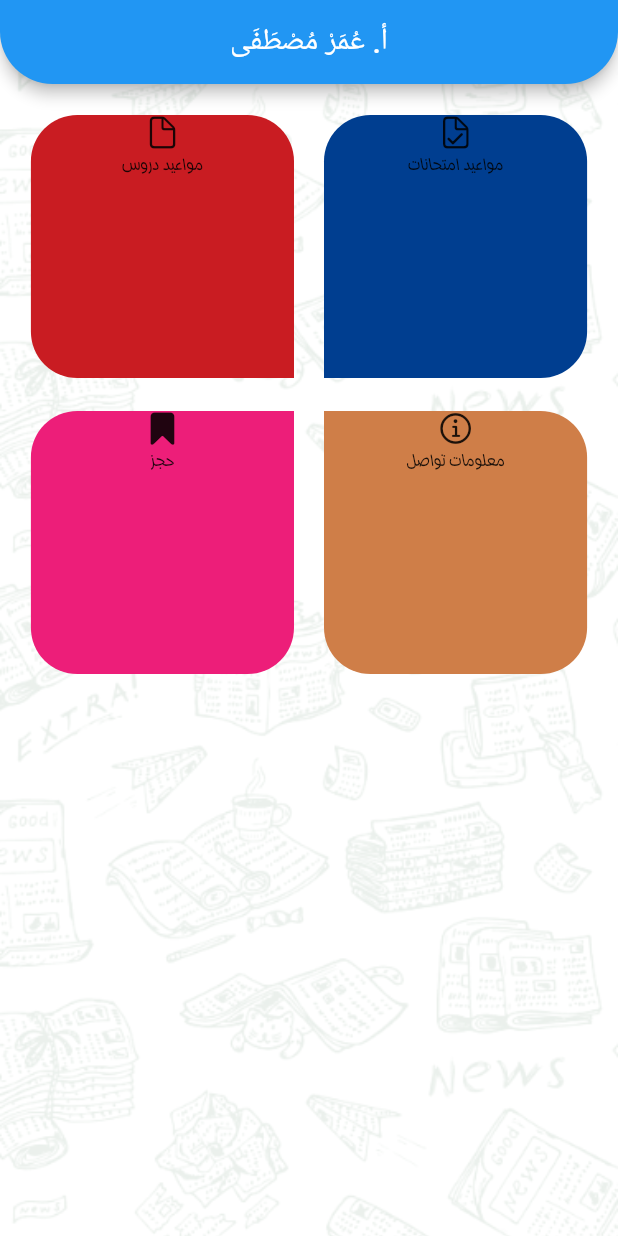
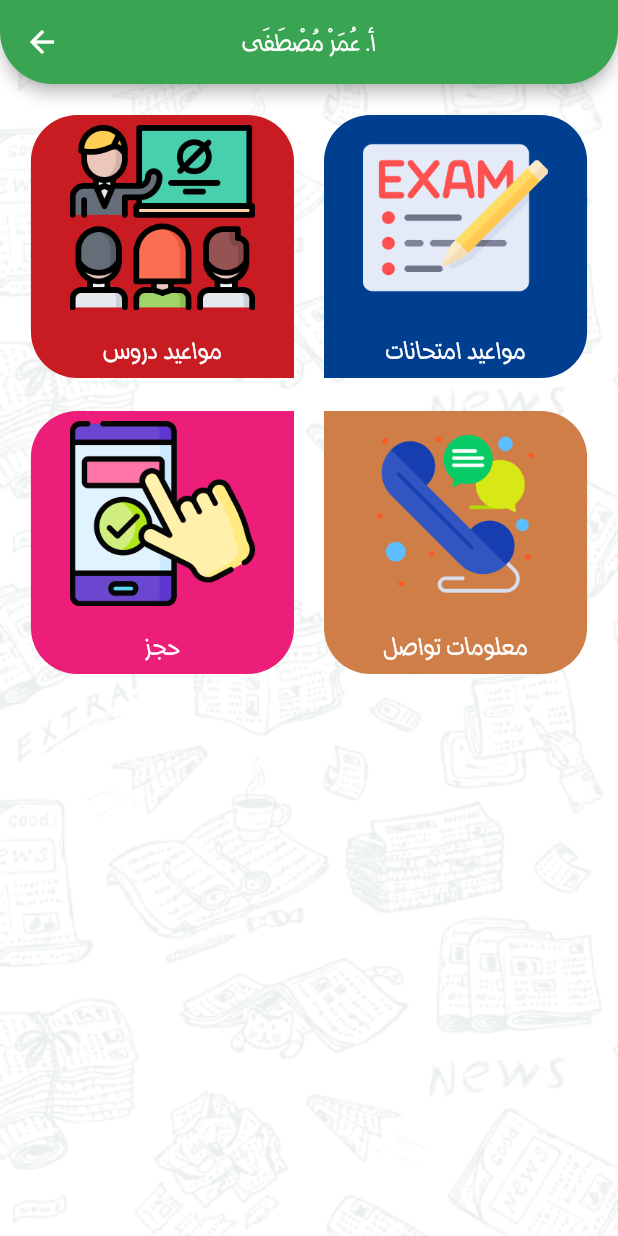
Before and after one commit to osamaOmran1917/Tesla-In-Physics, a Flutter app: the HomeScreen screen opened directly, on a phone screen of 412 x 824 dp. Run offline on Flutter 3.47's test engine with Material 2 defaults, Android fonts, the phone set to English and light mode, and no system bars; our stand-ins replace animated_text_kit.

```diff
--- a/lib/main.dart
+++ b/lib/main.dart
@@ -5,6 +5,9 @@
 main() {
   WidgetsFlutterBinding.ensureInitialized();
   SystemChrome.setEnabledSystemUIMode(SystemUiMode.manual, overlays: []);
+  SystemChrome.setSystemUIOverlayStyle(SystemUiOverlayStyle(
+    statusBarColor: Colors.transparent,
+  ));
   runApp(MyApp());
 }
 
--- a/lib/screens/home_screen.dart
+++ b/lib/screens/home_screen.dart
@@ -1,5 +1,5 @@
-import 'package:flutter/cupertino.dart';
 import 'package:flutter/material.dart';
+import 'package:flutter/services.dart';
 import 'package:omar_mostafa/screens/widgets/section.dart';
 
 class HomeScreen extends StatelessWidget {
@@ -7,6 +7,9 @@
   Widget build(BuildContext context) {
     var width = MediaQuery.of(context).size.width,
         height = MediaQuery.of(context).size.height;
+    SystemChrome.setSystemUIOverlayStyle(SystemUiOverlayStyle(
+      statusBarColor: Colors.transparent,
+    ));
     return Container(
         decoration: BoxDecoration(
             color: Colors.white,
@@ -15,12 +18,16 @@
                 image: AssetImage('assets/images/background.PNG'))),
         child: Scaffold(
             appBar: AppBar(
+              backgroundColor: Color(0xff39A552),
               shape: RoundedRectangleBorder(
                   borderRadius:
                       BorderRadius.vertical(bottom: Radius.circular(35))),
               title: Text(
                 'أ. عُمَرْ مُصْطَفَى',
                 textAlign: TextAlign.center,
+                style: TextStyle(
+                  fontFamily: 'MyArabicFont',
+                ),
               ),
               centerTitle: true,
             ),
@@ -46,10 +53,10 @@
   }
 
   List<Section> sections = [
-    Section(Color(0xffc91c22), Icon(CupertinoIcons.doc), 'مواعيد دروس', 1),
-    Section(Color(0xff003E90), Icon(CupertinoIcons.doc_checkmark),
-        'مواعيد امتحانات', 2),
-    Section(Color(0xffED1E79), Icon(CupertinoIcons.bookmark_fill), 'حجز', 3),
-    Section(Color(0xffCF7E48), Icon(CupertinoIcons.info), 'معلومات تواصل', 4)
+    Section(Color(0xffc91c22), 'assets/images/teacher.png', 'مواعيد دروس', 1),
+    Section(Color(0xff003E90), 'assets/images/exam.png', 'مواعيد امتحانات', 2),
+    Section(Color(0xffED1E79), 'assets/images/booking.png', 'حجز', 3),
+    Section(
+        Color(0xffCF7E48), 'assets/images/telephone.png', 'معلومات تواصل', 4)
   ];
 }
--- a/lib/screens/splash_screen.dart
+++ b/lib/screens/splash_screen.dart
@@ -1,7 +1,7 @@
 import 'package:animated_text_kit/animated_text_kit.dart';
 import 'package:flutter/material.dart';
 import 'package:flutter/services.dart';
-import 'package:omar_mostafa/screens/home_screen.dart';
+import 'package:omar_mostafa/screens/auth/login_screen.dart';
 
 class SplashScreen extends StatefulWidget {
   @override
@@ -18,7 +18,7 @@
           systemNavigationBarColor: Colors.white,
           statusBarColor: Colors.white));
       Navigator.pushReplacement(
-          context, MaterialPageRoute(builder: (_) => HomeScreen()));
+          context, MaterialPageRoute(builder: (_) => LoginScreen()));
     });
   }
 
--- a/lib/screens/widgets/section.dart
+++ b/lib/screens/widgets/section.dart
@@ -2,11 +2,10 @@
 
 class Section extends StatelessWidget {
   Color color;
-  Widget icon;
-  String lable;
+  String image, lable;
   int index;
 
-  Section(this.color, this.icon, this.lable, this.index);
+  Section(this.color, this.image, this.lable, this.index);
 
   @override
   Widget build(BuildContext context) {
@@ -29,13 +28,18 @@
                   ? Radius.circular(width * .075)
                   : Radius.circular(0))),
       child: Column(
+        mainAxisAlignment: MainAxisAlignment.spaceAround,
         children: [
-          icon,
+          Image.asset(
+            image,
+            width: width * .3,
+          ),
           Text(
             lable,
             style: TextStyle(
-              fontFamily: 'MyArabicFont',
-            ),
+                fontFamily: 'MyArabicFont',
+                fontSize: width * .05,
+                color: CupertinoColors.white),
           )
         ],
       ),
```
Also changed, not shown: lib/screens/auth/login_screen.dart (added, +97 -0 lines), assets/images/booking.png (added), assets/images/exam.png (added), assets/images/google.png (added), assets/images/teacher.png (added), assets/images/telephone.png (added).
